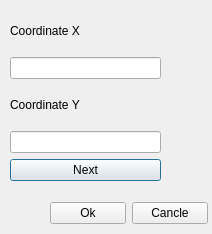
Florcher/Educational-lesson, file Project13Qt/createpolylinedialog.ui: the form before one commit.
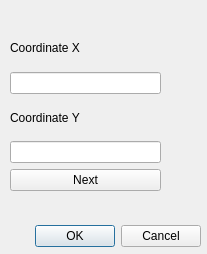
The form after the commit.

Diff of the .ui file:
```diff
--- a/Project13Qt/createpolylinedialog.ui
+++ b/Project13Qt/createpolylinedialog.ui
@@ -6,32 +6,48 @@
    <rect>
     <x>0</x>
     <y>0</y>
-    <width>212</width>
-    <height>234</height>
+    <width>207</width>
+    <height>254</height>
    </rect>
   </property>
   <property name="minimumSize">
    <size>
-    <width>212</width>
-    <height>234</height>
+    <width>207</width>
+    <height>254</height>
    </size>
   </property>
   <property name="maximumSize">
    <size>
-    <width>212</width>
-    <height>234</height>
+    <width>207</width>
+    <height>254</height>
    </size>
   </property>
   <property name="windowTitle">
    <string>Dialog</string>
   </property>
+  <widget class="QDialogButtonBox" name="buttonBox">
+   <property name="geometry">
+    <rect>
+     <x>10</x>
+     <y>220</y>
+     <width>191</width>
+     <height>32</height>
+    </rect>
+   </property>
+   <property name="orientation">
+    <enum>Qt::Horizontal</enum>
+   </property>
+   <property name="standardButtons">
+    <set>QDialogButtonBox::Cancel|QDialogButtonBox::Ok</set>
+   </property>
+  </widget>
   <widget class="QWidget" name="">
    <property name="geometry">
     <rect>
      <x>10</x>
-     <y>10</y>
+     <y>30</y>
      <width>151</width>
-     <height>171</height>
+     <height>161</height>
     </rect>
    </property>
    <layout class="QVBoxLayout" name="verticalLayout">
@@ -64,32 +80,6 @@
     </item>
    </layout>
   </widget>
-  <widget class="QWidget" name="">
-   <property name="geometry">
-    <rect>
-     <x>50</x>
-     <y>200</y>
-     <width>158</width>
-     <height>26</height>
-    </rect>
-   </property>
-   <layout class="QHBoxLayout" name="horizontalLayout">
-    <item>
-     <widget class="QPushButton" name="btnEnterData">
-      <property name="text">
-       <string>Ok</string>
-      </property>
-     </widget>
-    </item>
-    <item>
-     <widget class="QPushButton" name="btnExit">
-      <property name="text">
-       <string>Cancle</string>
-      </property>
-     </widget>
-    </item>
-   </layout>
-  </widget>
  </widget>
  <resources/>
  <connections/>
```
Left out of the diff: 39 changed lines with no effect on the pictures.
